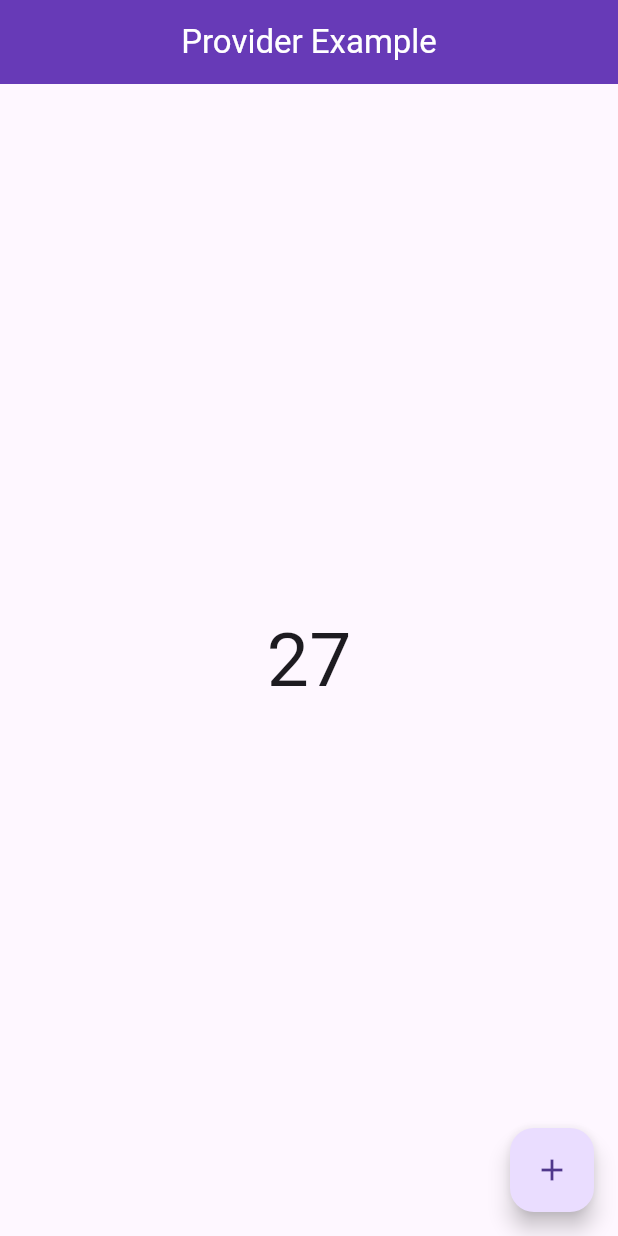
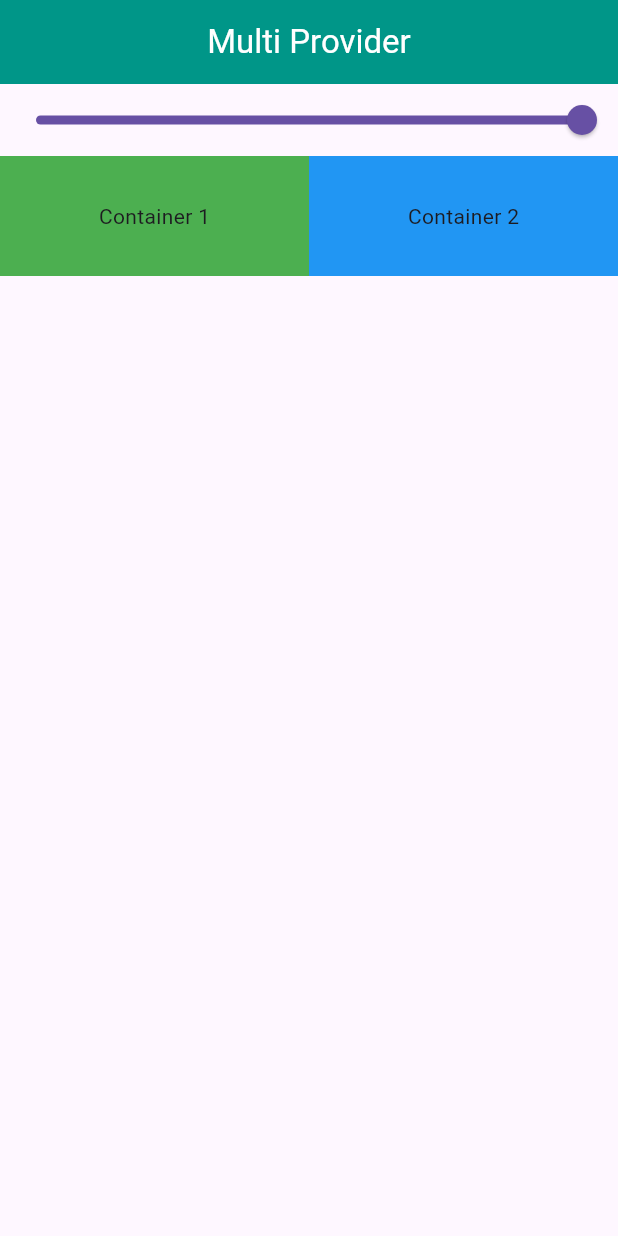
Before and after one commit to d19rsabhah/counter, a Flutter app: the screen it shows after launch, on a phone screen of 412 x 824 dp. Run offline on Flutter 3.47's test engine with Material 3 defaults, Android fonts, the phone set to English and light mode, and no system bars.

Commit message:
multi provider

```diff
--- a/lib/main.dart
+++ b/lib/main.dart
@@ -1,5 +1,7 @@
 import 'package:counter/provider/count_provider.dart';
+import 'package:counter/provider/example_one_provider.dart';
 import 'package:counter/screen/count_example.dart';
+import 'package:counter/screen/example_one.dart';
 import 'package:flutter/material.dart';
 import 'package:provider/provider.dart';
 
@@ -9,12 +11,15 @@ class MyApp extends StatelessWidget {
   MyApp({super.key});
   @override
   Widget build(BuildContext context) {
-    return ChangeNotifierProvider(
-        create: (context) => CountProvider(),
+    return MultiProvider(
+        providers: [
+          ChangeNotifierProvider(create: (_) => CountProvider()),
+          ChangeNotifierProvider(create: (_) => ExampleOneProvider())
+        ],
         child: MaterialApp(
           debugShowCheckedModeBanner: false,
           title: 'Flutter Demo',
-          home: CountExample(),
+          home: ExampleOne(),
         ));
   }
 }
--- /dev/null
+++ b/lib/provider/example_one_provider.dart
@@ -0,0 +1,10 @@
+import "package:flutter/foundation.dart";
+
+class ExampleOneProvider with ChangeNotifier {
+  double _value = 1.0;
+  double get value => _value;
+  void setValue(double val) {
+    _value = val;
+    notifyListeners();
+  }
+}
--- /dev/null
+++ b/lib/screen/example_one.dart
@@ -0,0 +1,69 @@
+import 'package:counter/provider/example_one_provider.dart';
+import 'package:flutter/material.dart';
+import 'package:provider/provider.dart';
+
+class ExampleOne extends StatefulWidget {
+  ExampleOne({Key? key}) : super(key: key);
+
+  @override
+  _ExampleOneState createState() => _ExampleOneState();
+}
+
+class _ExampleOneState extends State<ExampleOne> {
+  @override
+  Widget build(BuildContext context) {
+    //  final provider = Provider.of<ExampleOneProvider>(context, listen: false);
+
+    return Scaffold(
+      appBar: AppBar(
+        title: Center(
+            child: const Text(
+          'Multi Provider',
+          style: TextStyle(color: Colors.white),
+        )),
+        backgroundColor: Colors.teal,
+      ),
+      body: Column(
+        children: [
+          Consumer<ExampleOneProvider>(builder: (context, value, child) {
+            return Slider(
+                min: 0,
+                max: 1,
+                value: value.value,
+                onChanged: (val) {
+                  value.setValue(val);
+                });
+          }),
+          Consumer<ExampleOneProvider>(builder: (context, value, child) {
+            return Row(
+              children: [
+                Expanded(
+                  child: Container(
+                    height: 80,
+                    decoration: BoxDecoration(
+                      color: Colors.green.withOpacity(value.value),
+                    ),
+                    child: Center(
+                      child: Text('Container 1'),
+                    ),
+                  ),
+                ),
+                Expanded(
+                  child: Container(
+                    height: 80,
+                    decoration: BoxDecoration(
+                      color: Colors.blue.withOpacity(value.value),
+                    ),
+                    child: Center(
+                      child: Text('Container 2'),
+                    ),
+                  ),
+                )
+              ],
+            );
+          }),
+        ],
+      ),
+    );
+  }
+}
```
